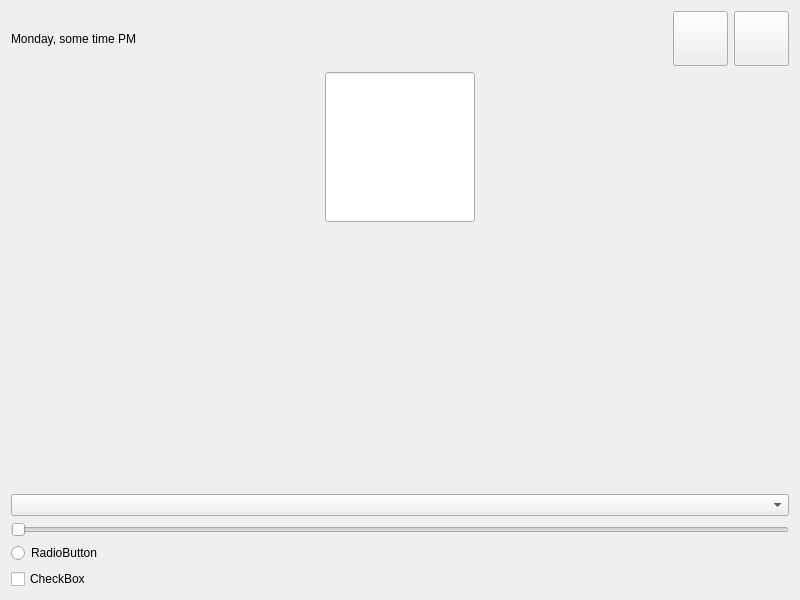
awong36/qt_gui, file mainwindow.ui: the form before one commit.
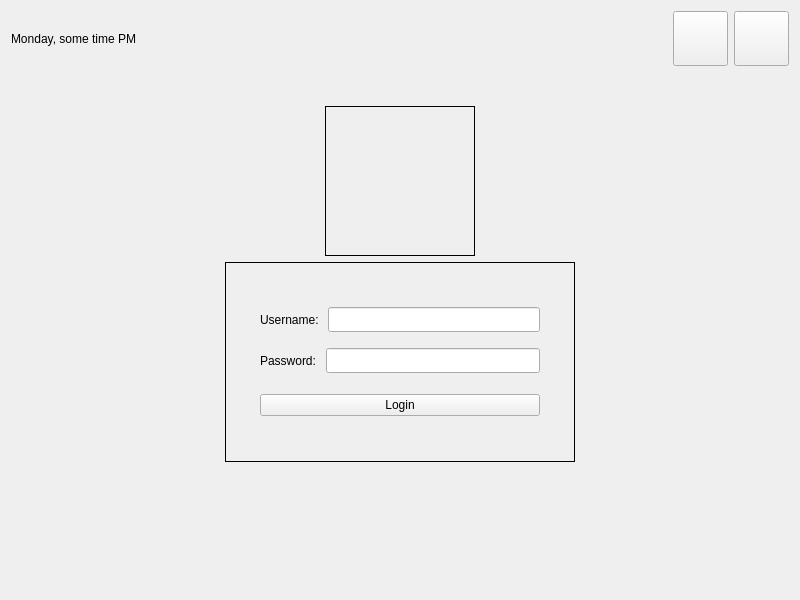
The form after the commit.

```diff
--- a/mainwindow.ui
+++ b/mainwindow.ui
@@ -84,12 +84,25 @@
      </layout>
     </item>
     <item>
-     <layout class="QHBoxLayout" name="logo">
+     <spacer name="verticalSpacer_3">
+      <property name="orientation">
+       <enum>Qt::Vertical</enum>
+      </property>
+      <property name="sizeHint" stdset="0">
+       <size>
+        <width>20</width>
+        <height>150</height>
+       </size>
+      </property>
+     </spacer>
+    </item>
+    <item>
+     <layout class="QHBoxLayout" name="horizontalLayout_2">
       <property name="topMargin">
        <number>0</number>
       </property>
       <item>
-       <widget class="QLineEdit" name="lineEdit">
+       <widget class="QLabel" name="logo_2">
         <property name="sizePolicy">
          <sizepolicy hsizetype="Fixed" vsizetype="Fixed">
           <horstretch>0</horstretch>
@@ -103,10 +116,120 @@
          </size>
         </property>
         <property name="styleSheet">
-         <string notr="true">QLineEdit{
-boarder: 1 px solid;
-}</string>
+         <string notr="true">border: 1px solid;
+</string>
         </property>
+        <property name="text">
+         <string/>
+        </property>
+       </widget>
+      </item>
+     </layout>
+    </item>
+    <item>
+     <layout class="QHBoxLayout" name="horizontalLayout_3">
+      <property name="topMargin">
+       <number>0</number>
+      </property>
+      <property name="bottomMargin">
+       <number>0</number>
+      </property>
+      <item>
+       <widget class="QWidget" name="loginForm" native="true">
+        <property name="sizePolicy">
+         <sizepolicy hsizetype="Fixed" vsizetype="Fixed">
+          <horstretch>0</horstretch>
+          <verstretch>0</verstretch>
+         </sizepolicy>
+        </property>
+        <property name="minimumSize">
+         <size>
+          <width>350</width>
+          <height>200</height>
+         </size>
+        </property>
+        <property name="styleSheet">
+         <string notr="true">#loginForm {border: 1px solid;}</string>
+        </property>
+        <layout class="QVBoxLayout" name="verticalLayout">
+         <property name="leftMargin">
+          <number>35</number>
+         </property>
+         <property name="topMargin">
+          <number>35</number>
+         </property>
+         <property name="rightMargin">
+          <number>35</number>
+         </property>
+         <property name="bottomMargin">
+          <number>35</number>
+         </property>
+         <item>
+          <layout class="QHBoxLayout" name="horizontalLayout_5">
+           <item>
+            <widget class="QLabel" name="label">
+             <property name="text">
+              <string>Username: </string>
+             </property>
+            </widget>
+           </item>
+           <item>
+            <widget class="QLineEdit" name="username">
+             <property name="minimumSize">
+              <size>
+               <width>0</width>
+               <height>25</height>
+              </size>
+             </property>
+            </widget>
+           </item>
+          </layout>
+         </item>
+         <item>
+          <layout class="QHBoxLayout" name="horizontalLayout_4">
+           <item>
+            <widget class="QLabel" name="label_2">
+             <property name="text">
+              <string>Password: </string>
+             </property>
+            </widget>
+           </item>
+           <item>
+            <widget class="QLineEdit" name="password">
+             <property name="minimumSize">
+              <size>
+               <width>0</width>
+               <height>25</height>
+              </size>
+             </property>
+            </widget>
+           </item>
+          </layout>
+         </item>
+         <item>
+          <spacer name="verticalSpacer_2">
+           <property name="orientation">
+            <enum>Qt::Vertical</enum>
+           </property>
+           <property name="sizeType">
+            <enum>QSizePolicy::Fixed</enum>
+           </property>
+           <property name="sizeHint" stdset="0">
+            <size>
+             <width>20</width>
+             <height>5</height>
+            </size>
+           </property>
+          </spacer>
+         </item>
+         <item>
+          <widget class="QPushButton" name="loginButton">
+           <property name="text">
+            <string>Login</string>
+           </property>
+          </widget>
+         </item>
+        </layout>
        </widget>
       </item>
      </layout>
@@ -124,30 +247,6 @@
       </property>
      </spacer>
     </item>
-    <item>
-     <widget class="QComboBox" name="comboBox"/>
-    </item>
-    <item>
-     <widget class="QSlider" name="horizontalSlider">
-      <property name="orientation">
-       <enum>Qt::Horizontal</enum>
-      </property>
-     </widget>
-    </item>
-    <item>
-     <widget class="QRadioButton" name="radioButton">
-      <property name="text">
-       <string>RadioButton</string>
-      </property>
-     </widget>
-    </item>
-    <item>
-     <widget class="QCheckBox" name="checkBox">
-      <property name="text">
-       <string>CheckBox</string>
-      </property>
-     </widget>
-    </item>
    </layout>
   </widget>
  </widget>
```
